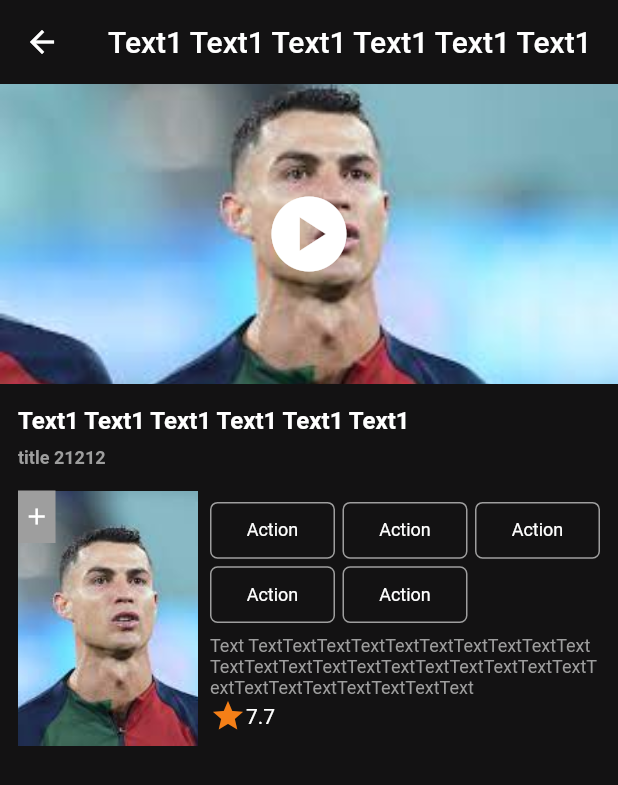
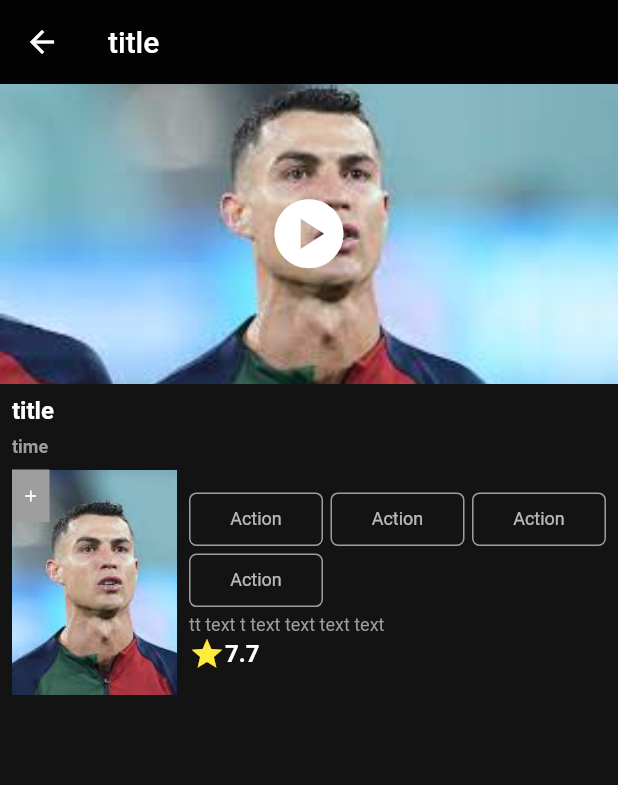
Before and after one commit to mo2555/movie_app_spark, a Flutter app: the MovieOverviewScreen screen opened directly, on a phone screen of 412 x 824 dp. Shown: the top 785 px of the screen. Run offline on Flutter 3.47's test engine with Material 2 defaults, Android fonts, the phone set to English and light mode, and no system bars; our stand-ins replace fluttertoast, shimmer; network calls fail.

```diff
--- a/lib/main.dart
+++ b/lib/main.dart
@@ -1,5 +1,6 @@
 import 'package:flutter/material.dart';
 import 'package:movie_app_spark/providers/bottom_nav_bar_provider.dart';
+import 'package:movie_app_spark/providers/get_movies_provider.dart';
 import 'package:provider/provider.dart';
 
 import 'view/home/my_home_screen.dart';
@@ -10,6 +11,9 @@ void main() {
       providers: [
         ChangeNotifierProvider.value(
           value: BottomNavBarProvider(),
+        ),
+        ChangeNotifierProvider.value(
+          value: GetMoviesProvider(),
         ),
       ],
       child: const MyApp(),
--- /dev/null
+++ b/lib/utils/app_constants/app_constants.dart
@@ -0,0 +1,13 @@
+import 'package:flutter/material.dart';
+
+class AppConstants {
+  static height(BuildContext context) {
+    return MediaQuery.of(context).size.height;
+  }
+
+  static width(BuildContext context) {
+    return MediaQuery.of(context).size.width;
+  }
+
+  static const String apiKey = '2a81b0f3fbbe3656bd9be040bdeed583';
+}
--- /dev/null
+++ b/lib/utils/app_themes/app_themes.dart
@@ -0,0 +1,11 @@
+import 'package:flutter/material.dart';
+
+class AppThemes {
+
+  static const TextStyle textStyle1 =  TextStyle(
+    color: Colors.white,
+    fontWeight: FontWeight.bold,
+    fontSize: 16,
+  );
+
+}
--- a/lib/view/movie_overview/movie_overview_screen.dart
+++ b/lib/view/movie_overview/movie_overview_screen.dart
@@ -1,29 +1,39 @@
 import 'package:flutter/material.dart';
+import 'package:movie_app_spark/utils/app_themes/app_themes.dart';
+import 'package:movie_app_spark/view/movie_overview/widges/movie_details_widget.dart';
 import 'package:movie_app_spark/view/movie_overview/widges/movie_overview_top_widget.dart';
 
-import 'widges/movie_details_widget.dart';
-
 class MovieOverviewScreen extends StatelessWidget {
-  const MovieOverviewScreen({Key? key, required this.title}) : super(key: key);
+  const MovieOverviewScreen({
+    Key? key,
+    required this.imageUrl,
+    required this.title,
+    required this.time,
+  }) : super(key: key);
+  final String imageUrl;
   final String title;
+  final String time;
 
   @override
   Widget build(BuildContext context) {
     return Scaffold(
-      backgroundColor: const Color(0xFF131213),
+      backgroundColor: const Color(0xFF121312),
       appBar: AppBar(
-        backgroundColor: const Color(0xFF131213),
-        title: Text(title),
+        elevation: 0,
         foregroundColor: Colors.white,
-        elevation: 0,
+        backgroundColor: Colors.black87,
+        title: Text(
+          title,
+        ),
       ),
       body: ListView(
-        //crossAxisAlignment: CrossAxisAlignment.start,
         children: [
           MovieOverviewTopWidget(
+            imageUrl: imageUrl,
             title: title,
+            time: time,
           ),
-          MovieDetailsWidget(),
+          MovieDetailsWidget(imageUrl: imageUrl),
         ],
       ),
     );
--- a/lib/view/movie_overview/widges/movie_details_widget.dart
+++ b/lib/view/movie_overview/widges/movie_details_widget.dart
@@ -1,79 +1,13 @@
 import 'package:flutter/material.dart';
+import 'package:movie_app_spark/utils/app_themes/app_themes.dart';
+
+import '../../../utils/app_constants/app_constants.dart';
 
 class MovieDetailsWidget extends StatelessWidget {
-  MovieDetailsWidget({Key? key}) : super(key: key);
+  MovieDetailsWidget({Key? key, required this.imageUrl}) : super(key: key);
+  final String imageUrl;
 
-  @override
-  Widget build(BuildContext context) {
-    return Padding(
-      padding: const EdgeInsets.only(
-        right: 12,
-        left: 12,
-        bottom: 15,
-      ),
-      child: Row(
-        children: [
-          Container(
-            alignment: Alignment.topLeft,
-            height: 170,
-            width: 120,
-            decoration: BoxDecoration(
-                image: DecorationImage(
-                    fit: BoxFit.cover,
-                    image: AssetImage('assets/images/ronaldo.png'))),
-            child: Container(
-              color: Colors.grey,
-              height: 35,
-              width: 25,
-              child: Icon(
-                Icons.add,
-                color: Colors.white,
-                size: 18,
-              ),
-            ),
-          ),
-          SizedBox(
-            width: 8,
-          ),
-          Column(
-            crossAxisAlignment: CrossAxisAlignment.start,
-            children: [
-              MovieCat(),
-              SizedBox(
-                width: MediaQuery.of(context).size.width - 152,
-                child: const Text(
-                  'Text TextTextTextTextTextTextTextTextTextTextTextTextTextTextTextTextTextTextTextTextTextTextTextTextTextTextTextTextText',
-                  style: TextStyle(
-                    color: Colors.grey,
-                    fontSize: 12,
-                  ),
-                ),
-              ),
-              Row(
-                children: [
-                  Icon(
-                    Icons.star,
-                    color: Colors.yellow.shade900,
-                  ),
-                  Text(
-                    '7.7',
-                    style: TextStyle(
-                      color: Colors.white,
-                    ),
-                  )
-                ],
-              ),
-            ],
-          ),
-        ],
-      ),
-    );
-  }
-}
-
-class MovieCat extends StatelessWidget {
-  MovieCat({Key? key}) : super(key: key);
-  final List test = [
+  final List list = [
     1,
     2,
     3,
@@ -82,37 +16,114 @@ class MovieCat extends StatelessWidget {
 
   @override
   Widget build(BuildContext context) {
-    double size = (((MediaQuery.of(context).size.width - 152) / 3) / 2.2);
-
-    return SizedBox(
-      height: (test.length / 3).ceil() * size + ((test.length / 3).ceil() * 5),
-      width: MediaQuery.of(context).size.width - 152,
+    return Padding(
+      padding: const EdgeInsets.only(
+        bottom: 8.0,
+        left: 8,
+        right: 8,
+      ),
+      child: Row(
+        children: [
+          Container(
+            alignment: Alignment.topLeft,
+            height: 150,
+            width: 110,
+            decoration: BoxDecoration(
+              image: DecorationImage(
+                fit: BoxFit.cover,
+                image: AssetImage(
+                  imageUrl,
+                ),
+              ),
+            ),
+            child: Container(
+              height: 35,
+              width: 25,
+              color: Colors.grey,
+              child: const Icon(
+                Icons.add,
+                color: Colors.white,
+                size: 12,
+              ),
+            ),
+          ),
+          const SizedBox(width: 8),
+          SizedBox(
+            width: AppConstants.width(context) - 134,
+            child: Column(
+              crossAxisAlignment: CrossAxisAlignment.start,
+              children: [
+                SizedBox(
+                  width: AppConstants.width(context) - 134,
+                  height:
+                      ((((AppConstants.width(context) - 144) / 3) / 2.5) + 5) *
+                          (list.length / 3).ceil(),
                   child: GridView.builder(
                     physics: const NeverScrollableScrollPhysics(),
-        itemCount: 5,
-        gridDelegate: const SliverGridDelegateWithFixedCrossAxisCount(
+                    itemCount: list.length,
+                    gridDelegate:
+                        const SliverGridDelegateWithFixedCrossAxisCount(
                       crossAxisCount: 3,
                       mainAxisSpacing: 5,
                       crossAxisSpacing: 5,
-          childAspectRatio: 2.2,
+                      childAspectRatio: 2.5,
                     ),
                     itemBuilder: (ctx, index) => Container(
                       alignment: Alignment.center,
                       decoration: BoxDecoration(
-            border: Border.all(color: Colors.grey),
-            borderRadius: BorderRadius.circular(
-              5,
+                        borderRadius: BorderRadius.circular(5),
+                        border: Border.all(
+                          color: Colors.grey,
                         ),
                       ),
-          child: Text(
+                      child: const Text(
                         'Action',
                         style: TextStyle(
-              color: Colors.white,
+                          color: Colors.white70,
                           fontSize: 12,
                         ),
                       ),
                     ),
                   ),
+                ),
+                const Text(
+                  'tt text t text text text text',
+                  style: TextStyle(
+                    color: Colors.grey,
+                    fontSize: 12,
+                  ),
+                ),
+                Row(
+                  children: const [
+                    Icon(
+                      Icons.star,
+                      color: Colors.yellow,
+                    ),
+                    Text(
+                      '7.7',
+                      style: AppThemes.textStyle1,
+                    ),
+                  ],
+                ),
+              ],
+            ),
+          ),
+        ],
+      ),
     );
   }
 }
+
+/*
+
+200
+
+100
+
+
+300
+
+100
+
+
+ */
--- a/lib/view/movie_overview/widges/movie_overview_top_widget.dart
+++ b/lib/view/movie_overview/widges/movie_overview_top_widget.dart
@@ -1,9 +1,17 @@
 import 'package:flutter/material.dart';
 
+import '../../../utils/app_themes/app_themes.dart';
+
 class MovieOverviewTopWidget extends StatelessWidget {
-  const MovieOverviewTopWidget({Key? key, required this.title})
-      : super(key: key);
+  const MovieOverviewTopWidget({
+    Key? key,
+    required this.imageUrl,
+    required this.title,
+    required this.time,
+  }) : super(key: key);
+  final String imageUrl;
   final String title;
+  final String time;
 
   @override
   Widget build(BuildContext context) {
@@ -13,45 +21,38 @@ class MovieOverviewTopWidget extends StatelessWidget {
         Container(
           alignment: Alignment.center,
           height: 200,
-          width: double.infinity,
           decoration: BoxDecoration(
             image: DecorationImage(
               fit: BoxFit.cover,
-              image: AssetImage('assets/images/ronaldo.png'),
+              image: AssetImage(
+                imageUrl,
+              ),
             ),
           ),
-          child: Icon(
+          child: const Icon(
             Icons.play_circle,
             color: Colors.white,
-            size: 60,
+            size: 55,
           ),
         ),
         Padding(
-          padding: const EdgeInsets.only(
-            left: 12.0,
-            top: 15,
-            bottom: 15,
-          ),
+          padding: const EdgeInsets.all(8.0),
           child: Column(
             crossAxisAlignment: CrossAxisAlignment.start,
             children: [
               Text(
                 title,
-                style: TextStyle(
-                  color: Colors.white,
-                  fontSize: 16,
-                  fontWeight: FontWeight.w600,
-                ),
+                style: AppThemes.textStyle1,
               ),
-              SizedBox(
+              const SizedBox(
                 height: 8,
               ),
               Text(
-                'title 21212',
-                style: TextStyle(
+                time,
+                style: const TextStyle(
                   color: Colors.grey,
+                  fontWeight: FontWeight.bold,
                   fontSize: 12,
-                  fontWeight: FontWeight.w600,
                 ),
               ),
             ],
--- a/pubspec.yaml
+++ b/pubspec.yaml
@@ -37,6 +37,9 @@ dependencies:
   # The following adds the Cupertino Icons font to your application.
   # Use with the CupertinoIcons class for iOS style icons.
   cupertino_icons: ^1.0.2
+  fluttertoast: ^8.1.2
+  http:
+  shimmer: ^2.0.0
 
 dev_dependencies:
   flutter_test:
```
Also changed, not shown: lib/models/movie_data_model.dart (added, +162 -0 lines), lib/providers/get_movies_provider.dart (added, +69 -0 lines), lib/utils/end_points/end_points.dart (added, +13 -0 lines), lib/view/main/main_screen.dart (+18 -1 lines), lib/view/main/widgets/top_movie_widget.dart (+44 -10 lines), pubspec.lock. Lines whose indentation alone changed are shown as unchanged.
